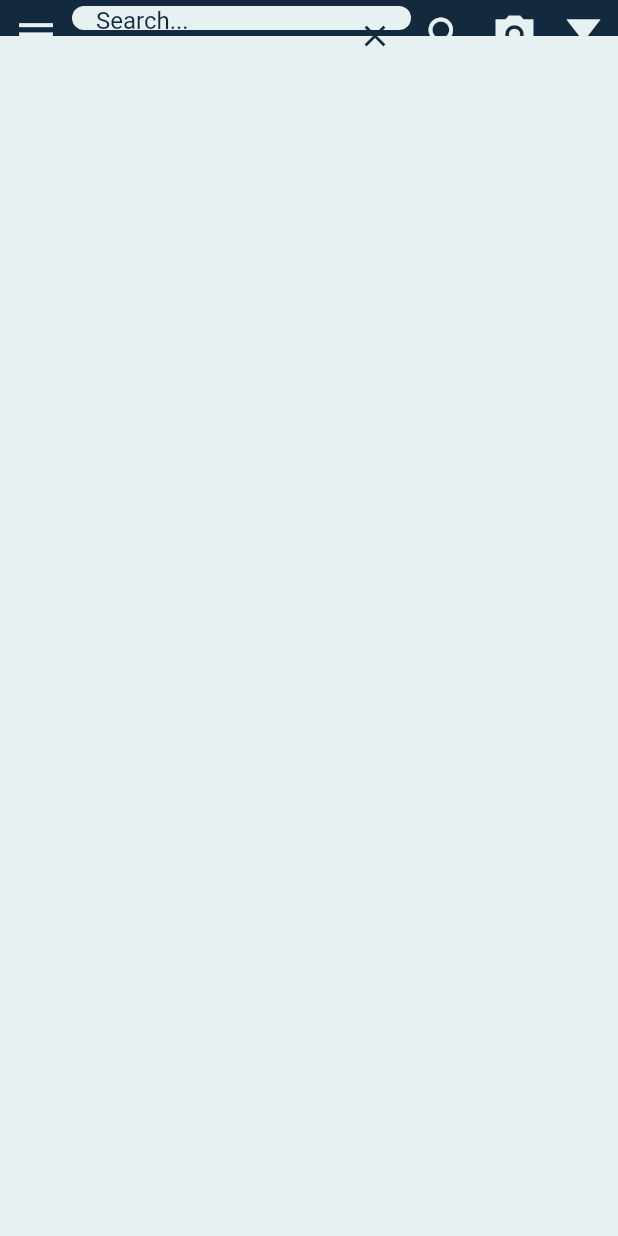
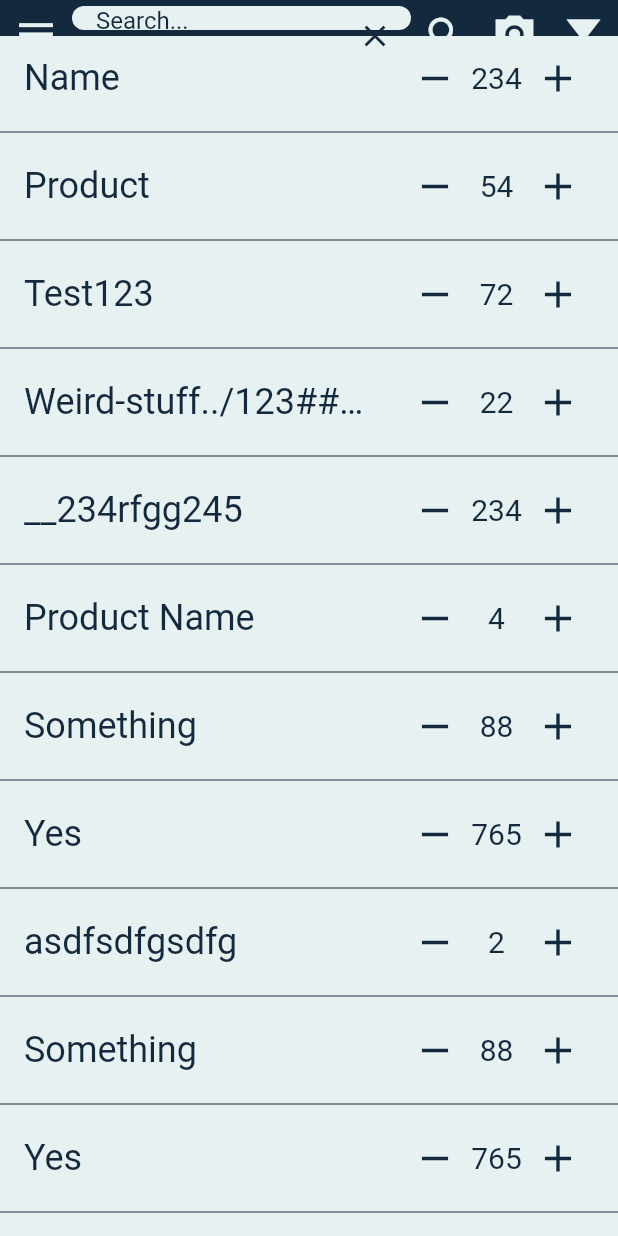
Before and after one commit to johanneslj/ShipOrganizerApp, a Flutter app: the InventoryView screen opened directly, on a phone screen of 412 x 824 dp. Run offline on Flutter 3.47's test engine with Material 2 defaults, Android fonts, the phone set to English and light mode, and no system bars; generated files the repository leaves out were written again.

Commit message:
Started working on inventory list widget.

```diff
--- a/lib/views/inventory/inventory_view.dart
+++ b/lib/views/inventory/inventory_view.dart
@@ -2,6 +2,8 @@ import 'package:flutter/cupertino.dart';
 import 'package:flutter/material.dart';
 import 'package:ship_organizer_app/views/inventory/side_menu.dart';
 import 'package:ship_organizer_app/views/inventory/top_bar_widget.dart';
+
+import 'inventory_widget.dart';
 
 /// View where the user can see the inventory for their department.
 ///
@@ -30,7 +32,7 @@ class _InventoryViewState extends State<InventoryView> {
               controller: _controller,
             )),
         drawer: SideMenu(),
-        body: SingleChildScrollView());
+        body: Inventory());
   }
 
   Function() _onSearch = () {
--- /dev/null
+++ b/lib/views/inventory/inventory_widget.dart
@@ -0,0 +1,61 @@
+import 'package:flutter/cupertino.dart';
+import 'package:flutter/material.dart';
+
+import 'item.dart';
+
+/// Represents the inventory for the selected department.
+///
+/// TODO Needs to be implemented in a way that changes to inventory can be made when offline to be pushed later.
+class Inventory extends StatefulWidget {
+  Inventory({Key? key, this.items}) : super(key: key);
+
+  List<Item>? items;
+
+  @override
+  State<StatefulWidget> createState() => _InventoryState();
+}
+
+class _InventoryState extends State<Inventory> {
+  List<Item> items = [
+    Item(name: "Name", ean13: "1432456789059", amount: 234),
+    Item(name: "Product", ean13: "1432456789059", amount: 54),
+    Item(name: "Test123", ean13: "1432456789059", amount: 72),
+    Item(name: "Weird-stuff../123###13!", ean13: "1432456789059", amount: 22),
+    Item(name: "__234rfgg245", ean13: "1432456789059", amount: 234),
+    Item(name: "Product Name", ean13: "1432456789059", amount: 4),
+    Item(name: "Something", ean13: "1432456789059", amount: 88),
+    Item(name: "Yes", ean13: "1432456789059", amount: 765),
+    Item(name: "asdfsdfgsdfg", ean13: "1432456789059", amount: 2),
+    Item(name: "Something", ean13: "1432456789059", amount: 88),
+    Item(name: "Yes", ean13: "1432456789059", amount: 765),
+    Item(name: "asdfsdfgsdfg", ean13: "1432456789059", amount: 2),
+    Item(name: "Something", ean13: "1432456789059", amount: 88),
+    Item(name: "Yes", ean13: "1432456789059", amount: 765),
+    Item(name: "asdfsdfgsdfg", ean13: "1432456789059", amount: 2),
+  ];
+
+  @override
+  Widget build(BuildContext context) {
+    return ListView.separated(
+      itemCount: items.length,
+      itemBuilder: (BuildContext context, int index) {
+        return ListTile(
+            title: Text(
+          items[index].name,
+          style: Theme.of(context).textTheme.headline5,
+          overflow: TextOverflow.ellipsis,
+        ),
+          trailing: SizedBox(width: 130, child: Row(
+            mainAxisAlignment: MainAxisAlignment.spaceBetween,
+            children: [
+            IconButton(onPressed: () {}, icon: Icon(Icons.remove)),
+            Text(items[index].amount.toString()),
+            IconButton(onPressed: () {}, icon: Icon(Icons.add)),
+          ],)),
+        );
+      },
+      separatorBuilder: (BuildContext context, int index) =>
+          Divider(color: Theme.of(context).colorScheme.primary),
+    );
+  }
+}
--- /dev/null
+++ b/lib/views/inventory/item.dart
@@ -0,0 +1,8 @@
+/// Represents an item in the inventory.
+class Item {
+  Item({required this.name, required this.ean13, required this.amount});
+
+  final String name;
+  final String ean13;
+  int amount;
+}
--- a/lib/views/inventory/side_menu.dart
+++ b/lib/views/inventory/side_menu.dart
@@ -1,6 +1,9 @@
 import 'package:flutter/material.dart';
 import 'package:flutter_gen/gen_l10n/app_localizations.dart';
+import 'package:ship_organizer_app/views/login/login_view.dart';
 
+/// Creates a side menu for use as a [Drawer] in a [Scaffold] for the ship organizer app.
+///
 class SideMenu extends StatelessWidget {
   const SideMenu({
     Key? key,
@@ -19,7 +22,7 @@ class SideMenu extends StatelessWidget {
                 SizedBox(height: MediaQuery.of(context).viewPadding.top),
                 // TODO Add routes
                 _createRouteTextButton(
-                    context, AppLocalizations.of(context)!.scanNewInventory, null),
+                    context, AppLocalizations.of(context)!.scanNewInventory, LoginView()),
                 const Divider(),
                 _createRouteTextButton(context, AppLocalizations.of(context)!.map, null),
                 const Divider(),
```
